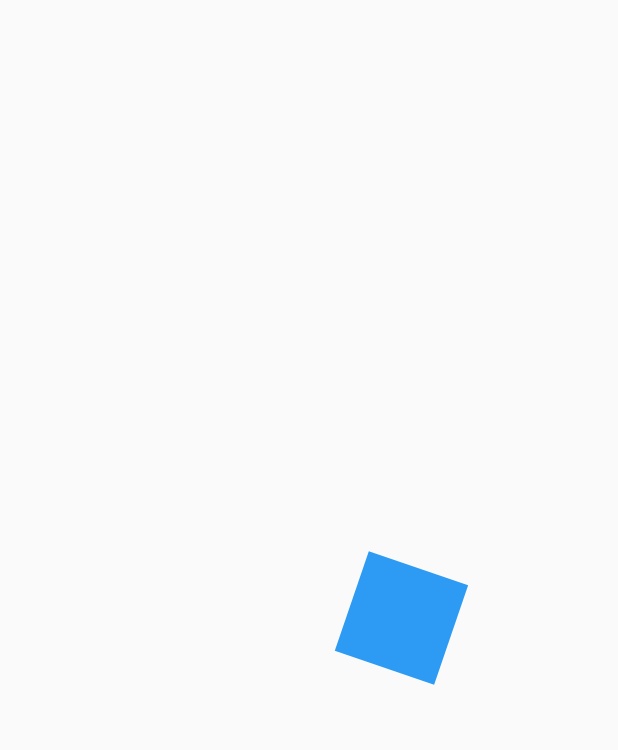
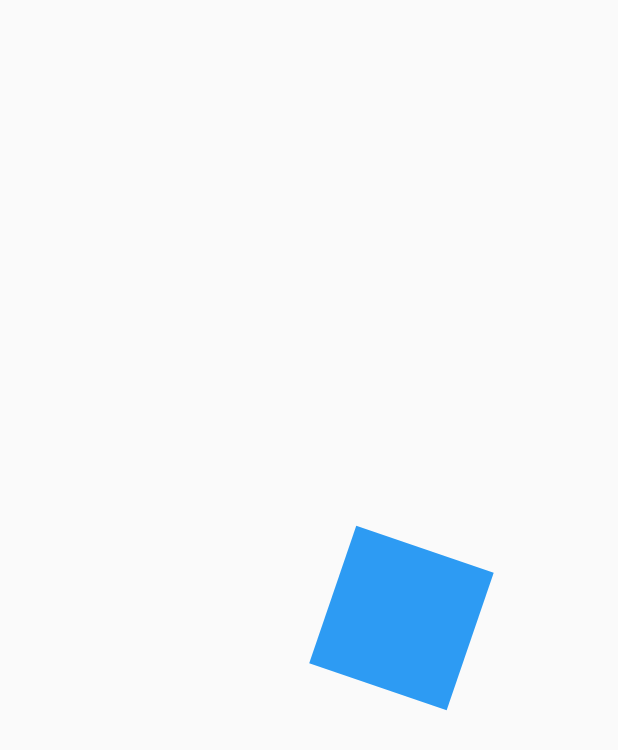
Before and after one commit to CrisMEDev/Flutter-Designs_and_animations, a Flutter app: the first screen one second after launch, on a phone screen of 412 x 824 dp. Shown: the top 750 px of the screen. Run offline on Flutter 3.47's test engine with Material 2 defaults, Android fonts, the phone set to English and light mode, and no system bars.

Commit message:
Se aplicó el Transform.scale para reducir el tamaño de el cuadrado a partir de 2 veces su original hasta cero

```diff
--- a/lib/src/pages/animaciones_page.dart
+++ b/lib/src/pages/animaciones_page.dart
@@ -25,6 +25,7 @@ class _CuadradoAnimadoState extends State<CuadradoAnimado> with SingleTickerProv
   Animation<double> rotacion;                 // Controlar los valores que fluiran en la misma animacion
   Animation<double> opacidad;
   Animation<double> moverDerecha;
+  Animation<double> agrandar;
 
   @override
   void initState() {
@@ -51,12 +52,18 @@ class _CuadradoAnimadoState extends State<CuadradoAnimado> with SingleTickerProv
       CurvedAnimation(parent: animationController, curve: Curves.easeOut )
     );
 
+    // Reducirlo desde 2 veces su tamaño original hasta cero
+    agrandar = Tween( begin: 2.0, end: 0.0 ).animate(
+      // animationController
+      CurvedAnimation(parent: animationController, curve: Curves.easeOut )
+    );
+
     animationController.addListener(() {
       print('Status: ${animationController.status}');
 
       if (animationController.status == AnimationStatus.completed){
         // animationController.reverse();
-        animationController.reset();
+        animationController.repeat();
       }
 
     });
@@ -91,7 +98,10 @@ class _CuadradoAnimadoState extends State<CuadradoAnimado> with SingleTickerProv
 
             child: Opacity(
               opacity: opacidad.value,
-              child: childRectangulo,
+              child: Transform.scale(
+                scale: agrandar.value,
+                child: childRectangulo
+              ),
             )
           ),
         );
```
